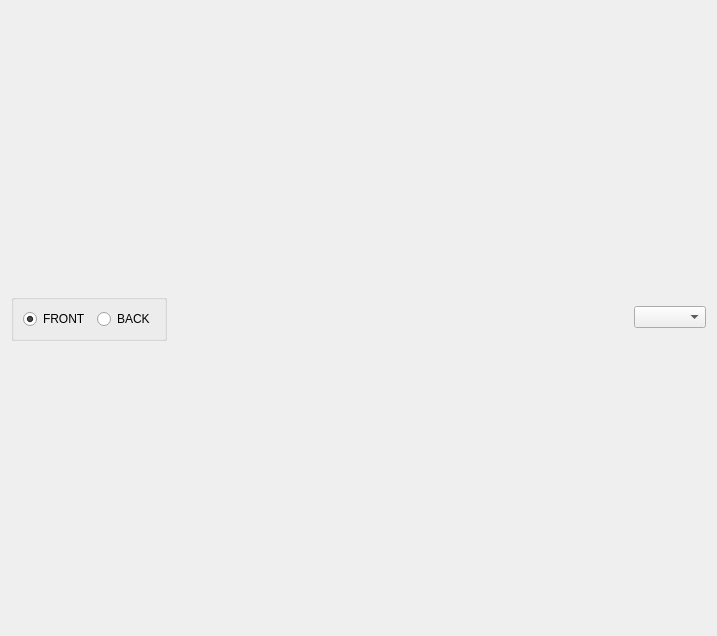
Before: the Qt Designer form qt/designer/preview.ui in ankitects/anki, drawn with Qt 5.
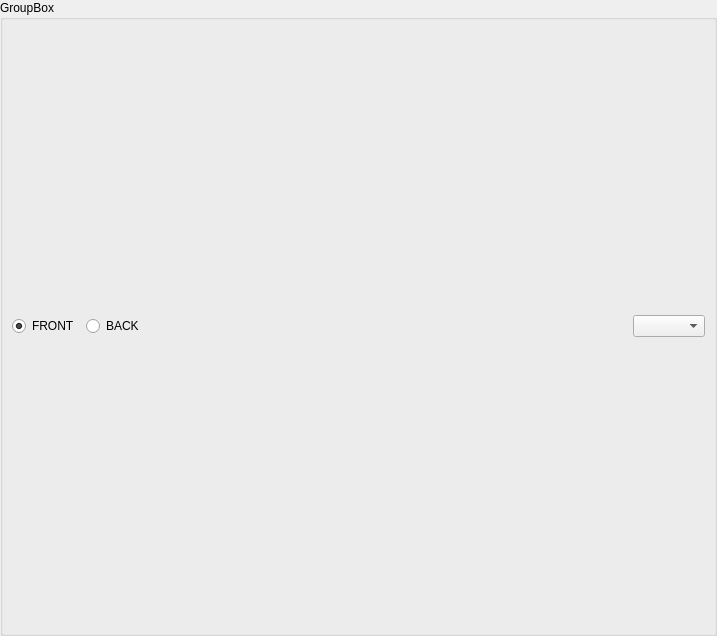
After: the same form once the commit is applied.

Commit message: use group box instead of tabs in card layout screen

```diff
--- a/qt/designer/preview.ui
+++ b/qt/designer/preview.ui
@@ -14,25 +14,24 @@
    <string notr="true">Form</string>
   </property>
   <layout class="QVBoxLayout" name="verticalLayout_2">
-   <item>
-    <layout class="QVBoxLayout" name="verticalLayout">
-     <item>
-      <layout class="QHBoxLayout" name="horizontalLayout_4">
-       <property name="sizeConstraint">
-        <enum>QLayout::SetMinimumSize</enum>
-       </property>
+   <property name="leftMargin">
+    <number>0</number>
+   </property>
+   <property name="topMargin">
+    <number>0</number>
+   </property>
+   <property name="rightMargin">
+    <number>0</number>
+   </property>
+   <property name="bottomMargin">
+    <number>0</number>
+   </property>
        <item>
-        <widget class="QGroupBox" name="front_back_box">
+    <widget class="QGroupBox" name="preview_box">
          <property name="title">
-          <string/>
-         </property>
-         <property name="flat">
-          <bool>true</bool>
-         </property>
-         <layout class="QHBoxLayout" name="horizontalLayout_2">
-          <property name="sizeConstraint">
-           <enum>QLayout::SetMinimumSize</enum>
-          </property>
+      <string notr="true">GroupBox</string>
+     </property>
+     <layout class="QVBoxLayout" name="verticalLayout">
           <item>
            <layout class="QHBoxLayout" name="horizontalLayout">
             <item>
@@ -52,11 +51,6 @@
               </property>
              </widget>
             </item>
-           </layout>
-          </item>
-         </layout>
-        </widget>
-       </item>
        <item>
         <spacer name="horizontalSpacer">
          <property name="orientation">
@@ -76,6 +70,7 @@
       </layout>
      </item>
     </layout>
+    </widget>
    </item>
   </layout>
  </widget>
```
Lines whose indentation alone changed are shown as unchanged. The commit also changes 4 other files.
